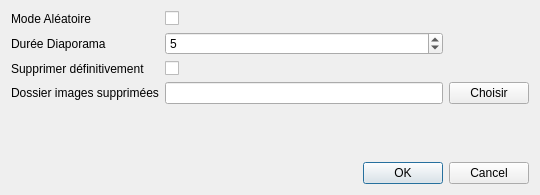
diekev/delsace, file ui/pref_window.ui: the form before one commit.
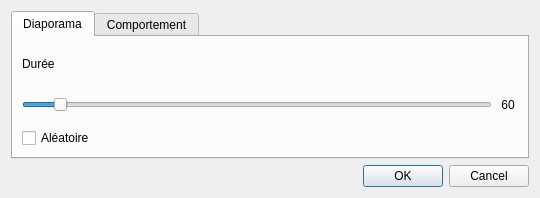
The form after the commit.

Commit message: UserPreferences: rework UI.

Diff of the .ui file:
```diff
--- a/ui/pref_window.ui
+++ b/ui/pref_window.ui
@@ -7,7 +7,7 @@
     <x>0</x>
     <y>0</y>
     <width>540</width>
-    <height>195</height>
+    <height>198</height>
    </rect>
   </property>
   <property name="windowTitle">
@@ -15,89 +15,112 @@
   </property>
   <layout class="QVBoxLayout" name="verticalLayout">
    <item>
-    <layout class="QGridLayout" name="gridLayout">
-     <item row="1" column="1">
-      <widget class="QSpinBox" name="m_diap_dur">
-       <property name="value">
+    <widget class="QTabWidget" name="tabWidget">
+     <property name="currentIndex">
+      <number>0</number>
+     </property>
+     <widget class="QWidget" name="tab">
+      <attribute name="title">
+       <string>Diaporama</string>
+      </attribute>
+      <layout class="QVBoxLayout" name="verticalLayout_2">
+       <item>
+        <widget class="QLabel" name="label">
+         <property name="text">
+          <string>Durée</string>
+         </property>
+        </widget>
+       </item>
+       <item>
+        <layout class="QHBoxLayout" name="horizontalLayout">
+         <item>
+          <widget class="QSlider" name="m_diap_dur">
+           <property name="minimum">
+            <number>1</number>
+           </property>
+           <property name="maximum">
+            <number>60</number>
+           </property>
+           <property name="sliderPosition">
         <number>5</number>
        </property>
-      </widget>
-     </item>
-     <item row="0" column="0">
-      <widget class="QLabel" name="label_2">
+           <property name="orientation">
+            <enum>Qt::Horizontal</enum>
+           </property>
+          </widget>
+         </item>
+         <item>
+          <widget class="QLabel" name="m_diap_dur_label">
        <property name="sizePolicy">
-        <sizepolicy hsizetype="Preferred" vsizetype="Preferred">
+            <sizepolicy hsizetype="Fixed" vsizetype="Preferred">
          <horstretch>0</horstretch>
          <verstretch>0</verstretch>
         </sizepolicy>
        </property>
        <property name="text">
-        <string>Mode Aléatoire</string>
+            <string> 60 </string>
        </property>
       </widget>
      </item>
-     <item row="0" column="1">
+        </layout>
+       </item>
+       <item>
       <widget class="QCheckBox" name="m_random_mode">
-       <property name="text">
+         <property name="toolTip">
         <string/>
        </property>
+         <property name="layoutDirection">
+          <enum>Qt::LeftToRight</enum>
+         </property>
+         <property name="text">
+          <string>Aléatoire</string>
+         </property>
        <property name="checked">
         <bool>false</bool>
        </property>
       </widget>
      </item>
-     <item row="1" column="0">
-      <widget class="QLabel" name="label">
-       <property name="text">
-        <string>Durée Diaporama</string>
-       </property>
-      </widget>
-     </item>
-     <item row="2" column="0">
-      <widget class="QLabel" name="label_3">
-       <property name="text">
-        <string>Supprimer définitivement</string>
-       </property>
-      </widget>
-     </item>
-     <item row="2" column="1">
-      <widget class="QCheckBox" name="m_delete_file">
-       <property name="text">
-        <string/>
-       </property>
-      </widget>
-     </item>
-     <item row="3" column="0">
+      </layout>
+     </widget>
+     <widget class="QWidget" name="tab_2">
+      <attribute name="title">
+       <string>Comportement</string>
+      </attribute>
+      <layout class="QVBoxLayout" name="verticalLayout_3">
+       <item>
+        <layout class="QGridLayout" name="gridLayout">
+         <item row="2" column="2">
       <widget class="QLabel" name="m_delete_file_label">
        <property name="text">
         <string>Dossier images supprimées</string>
        </property>
       </widget>
      </item>
-     <item row="3" column="1">
-      <widget class="QLineEdit" name="m_folder_path"/>
-     </item>
-     <item row="3" column="2">
+         <item row="3" column="3">
       <widget class="QPushButton" name="m_choose_folder_but">
        <property name="text">
         <string>Choisir</string>
        </property>
       </widget>
      </item>
-    </layout>
-   </item>
-   <item>
-    <spacer name="verticalSpacer">
-     <property name="orientation">
-      <enum>Qt::Vertical</enum>
-     </property>
-     <property name="sizeHint" stdset="0">
-      <size>
-       <width>20</width>
-       <height>40</height>
-      </size>
-     </property>
-    </spacer>
+         <item row="3" column="2">
+          <widget class="QLineEdit" name="m_folder_path"/>
+         </item>
+         <item row="1" column="2">
+          <widget class="QCheckBox" name="m_delete_file">
+           <property name="layoutDirection">
+            <enum>Qt::LeftToRight</enum>
+           </property>
+           <property name="text">
+            <string>Supprimer définitivement</string>
+           </property>
+          </widget>
+         </item>
+        </layout>
+       </item>
+      </layout>
+     </widget>
+    </widget>
    </item>
    <item>
     <widget class="QDialogButtonBox" name="buttonBox">
```
Left out of the diff: 18 changed lines with no effect on the pictures. Lines whose indentation alone changed are shown as unchanged. The commit also changes 1 other file.
